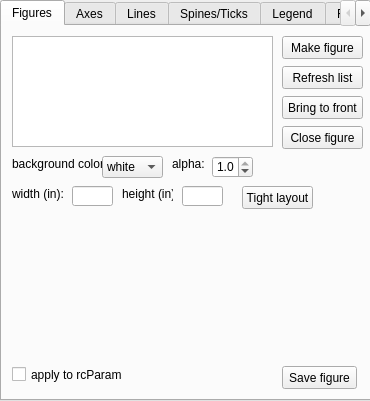
First picture: the form in plotbrowser_ui.ui, repository allthedata/plotbrowser, before the edit.
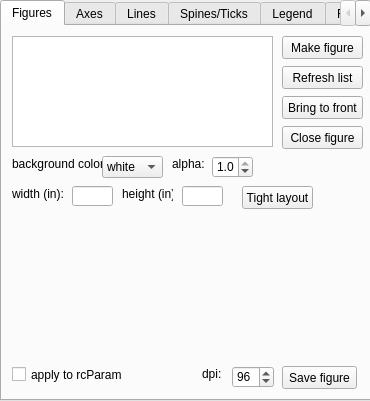
Second picture: the form after the edit.

```diff
--- a/plotbrowser_ui.ui
+++ b/plotbrowser_ui.ui
@@ -326,6 +326,41 @@
        <double>1.000000000000000</double>
       </property>
      </widget>
+     <widget class="QLabel" name="label_60">
+      <property name="geometry">
+       <rect>
+        <x>200</x>
+        <y>340</y>
+        <width>21</width>
+        <height>16</height>
+       </rect>
+      </property>
+      <property name="text">
+       <string>dpi:</string>
+      </property>
+     </widget>
+     <widget class="QSpinBox" name="spinBox_dpi">
+      <property name="geometry">
+       <rect>
+        <x>230</x>
+        <y>340</y>
+        <width>42</width>
+        <height>22</height>
+       </rect>
+      </property>
+      <property name="minimum">
+       <number>16</number>
+      </property>
+      <property name="maximum">
+       <number>1000</number>
+      </property>
+      <property name="singleStep">
+       <number>16</number>
+      </property>
+      <property name="value">
+       <number>96</number>
+      </property>
+     </widget>
     </widget>
     <widget class="QWidget" name="axestab">
      <attribute name="title">
```
Left out of the diff: 2 changed lines with no effect on the pictures.
